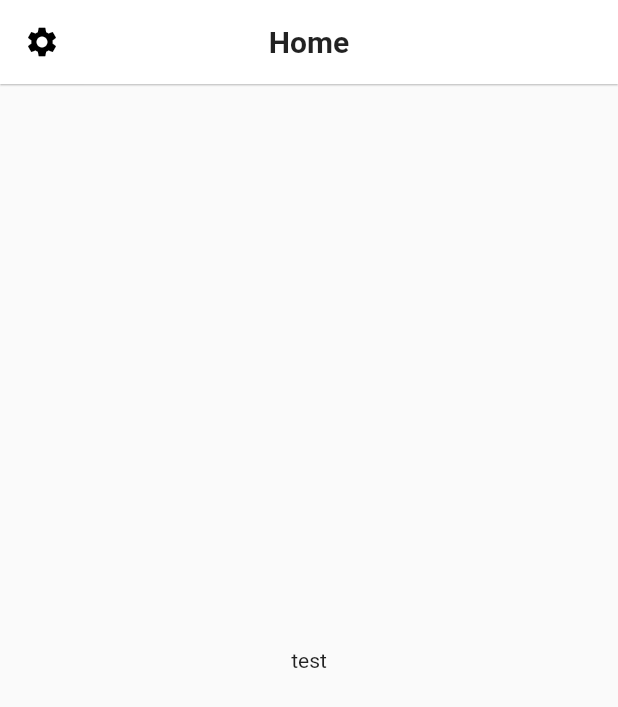
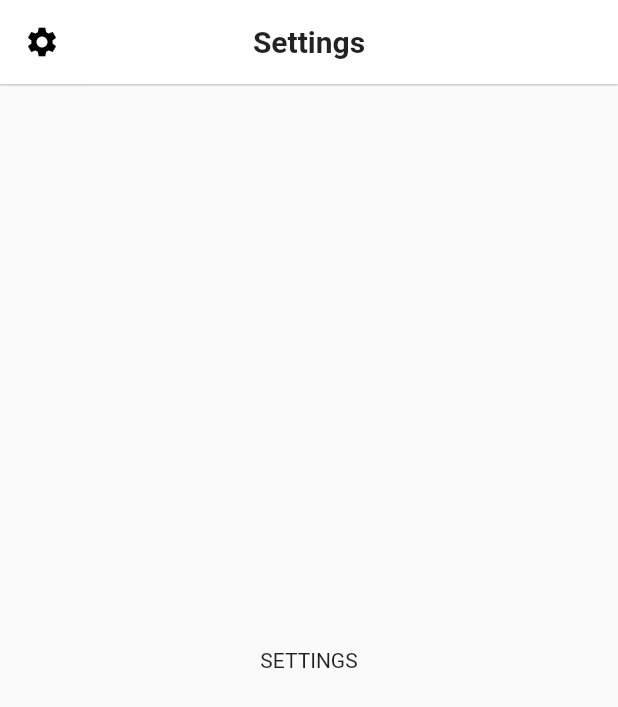
Before and after one commit to HAUDRAUFHAUN/music_lobby, a Flutter app: the screen it shows after launch, after a tap on the "settings" icon, on a phone screen of 412 x 824 dp. Shown: the top 707 px of the screen. Run offline on Flutter 3.47's test engine with Material 2 defaults, Android fonts, the phone set to English and light mode, and no system bars.

Commit message:
give the button a function

```diff
--- a/lib/main.dart
+++ b/lib/main.dart
@@ -1,5 +1,6 @@
 import 'package:flutter/material.dart';
 import 'package:flutter/services.dart';
+import 'pages/settingspage.dart';
 
 void main() {
   runApp(MyApp());
@@ -58,7 +59,10 @@ class _MyHomePageState extends State<MyHomePage> {
     return Scaffold(
       appBar: AppBar(
         leading: IconButton(
-          onPressed: () {},
+          onPressed: () {
+            Navigator.push(context,
+                MaterialPageRoute(builder: (context) => SettingsPage()));
+          },
           icon: Icon(Icons.settings),
         ),
         centerTitle: true,
--- /dev/null
+++ b/lib/pages/settingspage.dart
@@ -0,0 +1,49 @@
+import 'package:flutter/material.dart';
+
+class SettingsPage extends StatelessWidget {
+  const SettingsPage({Key? key}) : super(key: key);
+
+  @override
+  Widget build(BuildContext context) {
+    return Scaffold(
+      appBar: AppBar(
+        leading: IconButton(
+          onPressed: () {
+            Navigator.pop(context);
+          },
+          icon: Icon(Icons.settings),
+        ),
+        centerTitle: true,
+        // Here we take the value from the MyHomePage object that was created by
+        // the App.build method, and use it to set our appbar title.
+        title: Text(
+          'Settings',
+          style: TextStyle(fontWeight: FontWeight.bold),
+        ),
+        elevation: 0.5,
+      ),
+      body: Center(
+        // Center is a layout widget. It takes a single child and positions it
+        // in the middle of the parent.
+        child: Column(
+          // Column is also a layout widget. It takes a list of children and
+          // arranges them vertically. By default, it sizes itself to fit its
+          // children horizontally, and tries to be as tall as its parent.
+          //
+          // Invoke "debug painting" (press "p" in the console, choose the
+          // "Toggle Debug Paint" action from the Flutter Inspector in Android
+          // Studio, or the "Toggle Debug Paint" command in Visual Studio Code)
+          // to see the wireframe for each widget.
+          //
+          // Column has various properties to control how it sizes itself and
+          // how it positions its children. Here we use mainAxisAlignment to
+          // center the children vertically; the main axis here is the vertical
+          // axis because Columns are vertical (the cross axis would be
+          // horizontal).
+          mainAxisAlignment: MainAxisAlignment.center,
+          children: <Widget>[Text('SETTINGS')],
+        ),
+      ),
+    );
+  }
+}
```
